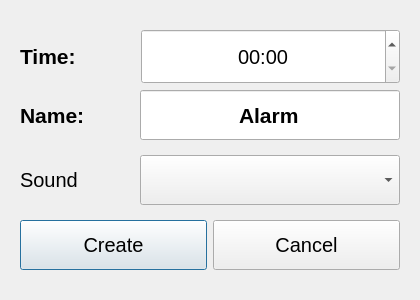
Before: the Qt Designer form SmartTimer/addalarmdialog.ui in secondYearProjects/SmartTimer, drawn with Qt 5.
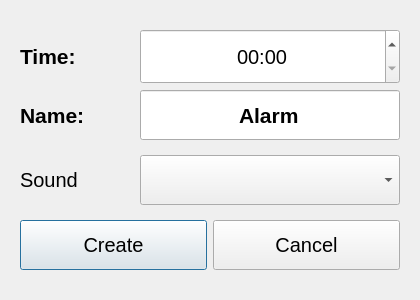
After: the same form once the commit is applied. Icons and pictures are not drawn.

Diff of the .ui file:
```diff
--- a/SmartTimer/addalarmdialog.ui
+++ b/SmartTimer/addalarmdialog.ui
@@ -77,13 +77,13 @@
            <widget class="QTimeEdit" name="alarmTime">
             <property name="minimumSize">
              <size>
-              <width>259</width>
+              <width>260</width>
               <height>55</height>
              </size>
             </property>
             <property name="maximumSize">
              <size>
-              <width>16777215</width>
+              <width>260</width>
               <height>55</height>
              </size>
             </property>
```
Left out of the diff: 6 changed lines with no effect on the pictures.
